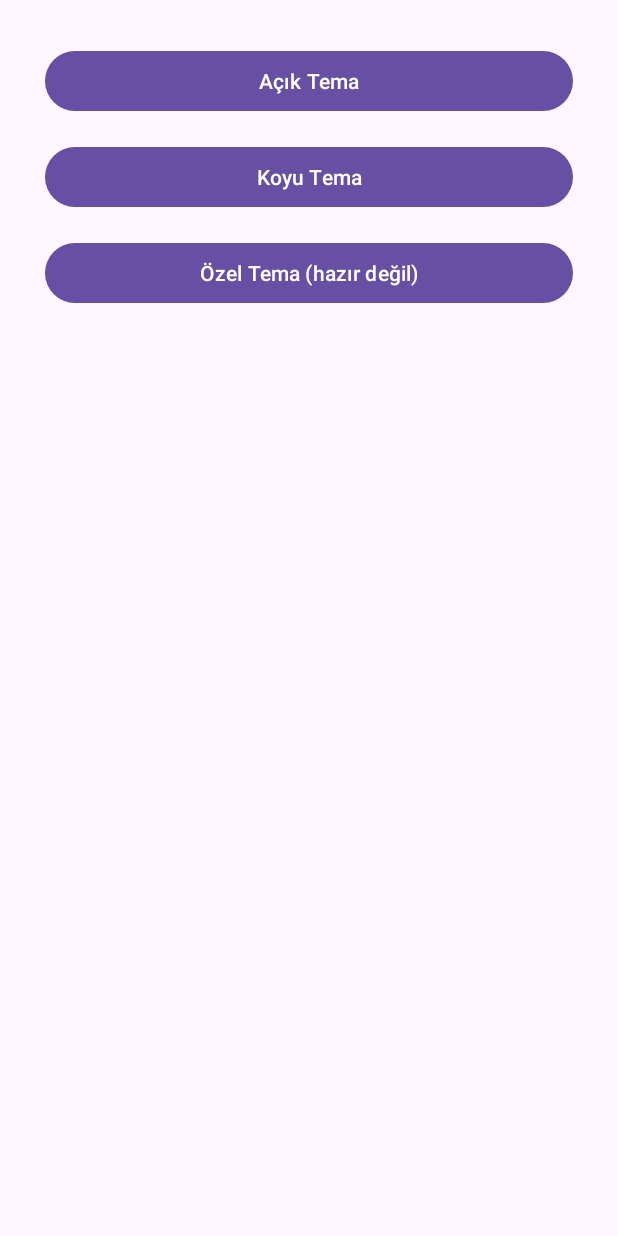
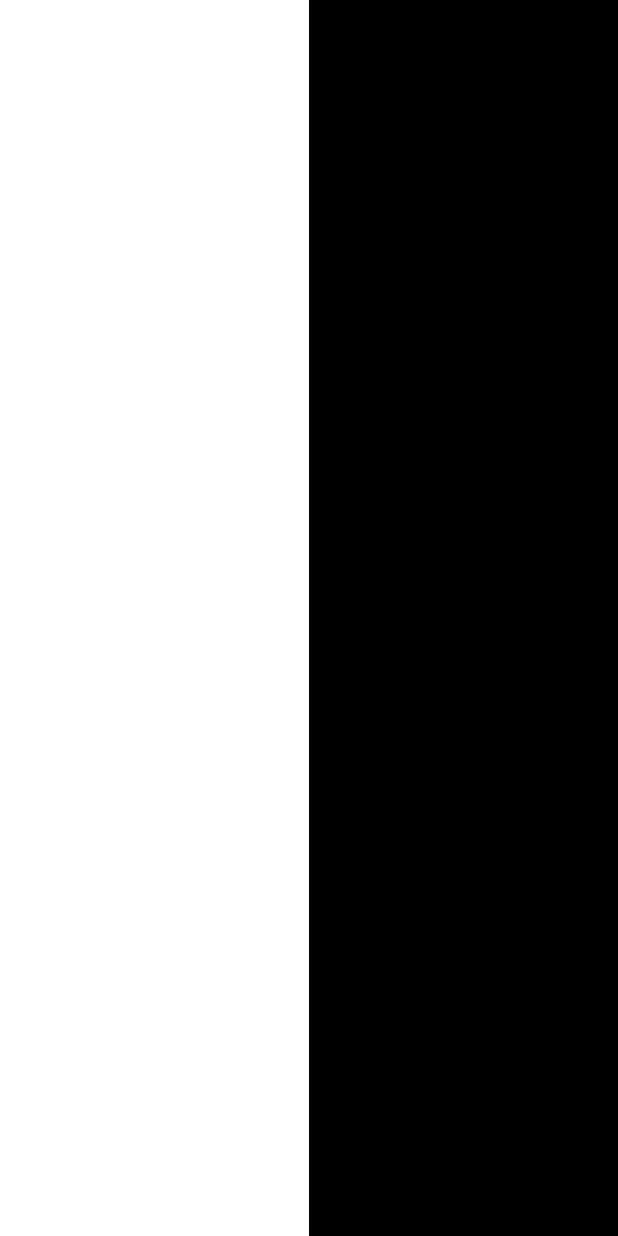
Before and after one commit to yusuf-ulgen/todolist, an Android app: the ThemeActivity screen opened directly, with no data from a screen before it, on a phone screen of 412 x 824 dp. Run offline under Robolectric (Android 15) with nearby library versions, the light colour scheme and no system bars.

Commit message:
Çözüldü :) Google ile kayıt olmaya çalışınca hata veriyor Çözüldü :) Görev girerken saat zorunluluğu kalksın Çözüldü :) Log out yapana kadar uygulamayı her açışımızda mainactivityle başlasın Çözüldü :) Tema seçimini düzenle ve özel temayı kaldır. Sayfanın yarısını beyaz yarısını siyah yap bütün ekran dokunabilir olsun Çözüldü :) Görev silinince görev sıralaması yenilensin

```diff
--- a/app/build.gradle.kts
+++ b/app/build.gradle.kts
@@ -58,4 +58,5 @@ dependencies {
     implementation("androidx.room:room-runtime:$room_version")
     kapt("androidx.room:room-compiler:$room_version")
     implementation("androidx.room:room-ktx:$room_version")
+    implementation ("com.google.firebase:firebase-messaging:23.1.1")
 }
--- a/app/src/main/java/com/example/todolist/ThemeActivity.kt
+++ b/app/src/main/java/com/example/todolist/ThemeActivity.kt
@@ -9,30 +9,29 @@ class ThemeActivity : AppCompatActivity() {
     private lateinit var binding: ActivityThemeBinding
 
     override fun onCreate(savedInstanceState: Bundle?) {
-        ThemeHelper.applyTheme(ThemeHelper.loadTheme(this)) // ⬅ önce bu
+        // Uygulanan temayı ilk başta uygula
+        ThemeHelper.applyTheme(ThemeHelper.loadTheme(this))
         super.onCreate(savedInstanceState)
 
         binding = ActivityThemeBinding.inflate(layoutInflater)
         setContentView(binding.root)
 
         supportActionBar?.title = "Tema Seçimi"
+    }
 
-        binding.lightThemeButton.setOnClickListener {
+    // Beyaz kısma tıklanırsa beyaz tema uygula
+    fun onWhiteClick(view: android.view.View) {
         ThemeHelper.saveTheme(this, ThemeHelper.THEME_LIGHT)
         ThemeHelper.applyTheme(ThemeHelper.THEME_LIGHT)
         Toast.makeText(this, "Açık tema seçildi", Toast.LENGTH_SHORT).show()
-            recreate()
+        recreate()  // Sayfayı yeniden oluştur
     }
 
-        binding.darkThemeButton.setOnClickListener {
+    // Siyah kısma tıklanırsa siyah tema uygula
+    fun onBlackClick(view: android.view.View) {
         ThemeHelper.saveTheme(this, ThemeHelper.THEME_DARK)
         ThemeHelper.applyTheme(ThemeHelper.THEME_DARK)
         Toast.makeText(this, "Koyu tema seçildi", Toast.LENGTH_SHORT).show()
-            recreate()
-        }
-
-        binding.customThemeButton.setOnClickListener {
-            Toast.makeText(this, "Özel tema yakında eklenecek", Toast.LENGTH_SHORT).show()
+        recreate()  // Sayfayı yeniden oluştur
     }
 }
-}
--- a/app/src/main/res/layout/activity_theme.xml
+++ b/app/src/main/res/layout/activity_theme.xml
@@ -1,37 +1,38 @@
 <?xml version="1.0" encoding="utf-8"?>
 <androidx.constraintlayout.widget.ConstraintLayout xmlns:android="http://schemas.android.com/apk/res/android"
-    xmlns:app="http://schemas.android.com/apk/res-auto"
     xmlns:tools="http://schemas.android.com/tools"
     android:id="@+id/main"
     android:layout_width="match_parent"
     android:layout_height="match_parent"
     tools:context=".ThemeActivity">
 
-    <LinearLayout xmlns:android="http://schemas.android.com/apk/res/android"
+    <!-- Ekranın yarısı beyaz, yarısı siyah olacak -->
+    <LinearLayout
         android:layout_width="match_parent"
         android:layout_height="match_parent"
-        android:orientation="vertical"
-        android:padding="30dp">
+        android:orientation="horizontal">
 
-        <Button
-            android:id="@+id/lightThemeButton"
-            android:layout_width="match_parent"
-            android:layout_height="wrap_content"
-            android:text="Açık Tema" />
+        <!-- Beyaz kısmı -->
+        <LinearLayout
+            android:layout_width="0dp"
+            android:layout_height="match_parent"
+            android:layout_weight="1"
+            android:background="#FFFFFF"
+            android:gravity="center"
+            android:clickable="true"
+            android:onClick="onWhiteClick">
+        </LinearLayout>
 
-        <Button
-            android:id="@+id/darkThemeButton"
-            android:layout_width="match_parent"
-            android:layout_height="wrap_content"
-            android:text="Koyu Tema"
-            android:layout_marginTop="16dp" />
+        <!-- Siyah kısmı -->
+        <LinearLayout
+            android:layout_width="0dp"
+            android:layout_height="match_parent"
+            android:layout_weight="1"
+            android:background="#000000"
+            android:gravity="center"
+            android:clickable="true"
+            android:onClick="onBlackClick">
+        </LinearLayout>
 
-        <Button
-            android:id="@+id/customThemeButton"
-            android:layout_width="match_parent"
-            android:layout_height="wrap_content"
-            android:text="Özel Tema (hazır değil)"
-            android:layout_marginTop="16dp" />
     </LinearLayout>
-
 </androidx.constraintlayout.widget.ConstraintLayout>
```
Also changed, not shown: app/src/main/AndroidManifest.xml (+8 -10 lines), app/src/main/java/com/example/todolist/Giris.kt (+100 -37 lines), app/src/main/java/com/example/todolist/MainActivity.kt (+34 -3 lines), app/src/main/java/com/example/todolist/TaskAdapter.kt (+4 -7 lines), app/src/main/java/com/example/todolist/TaskDao.kt (+7 -3 lines), app/src/main/res/layout/activity_giris.xml (+19 -8 lines), 1 other file. Lines whose indentation alone changed are shown as unchanged.
